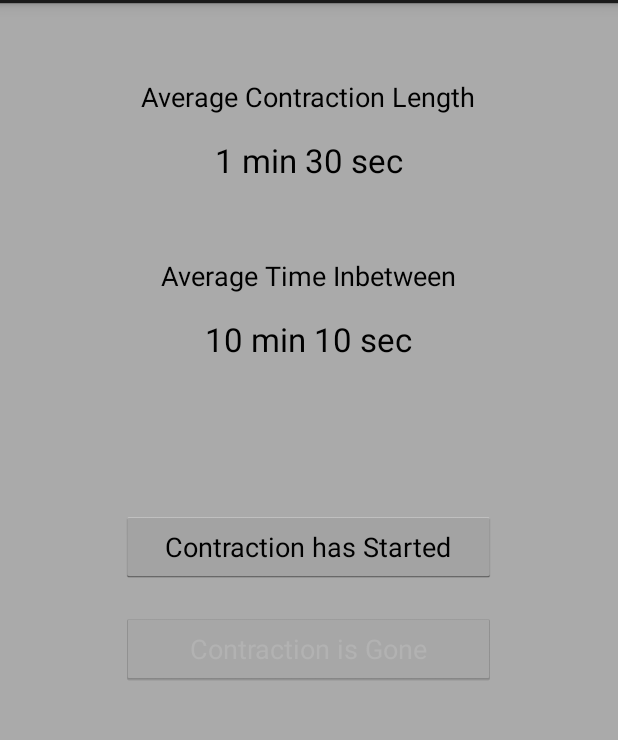
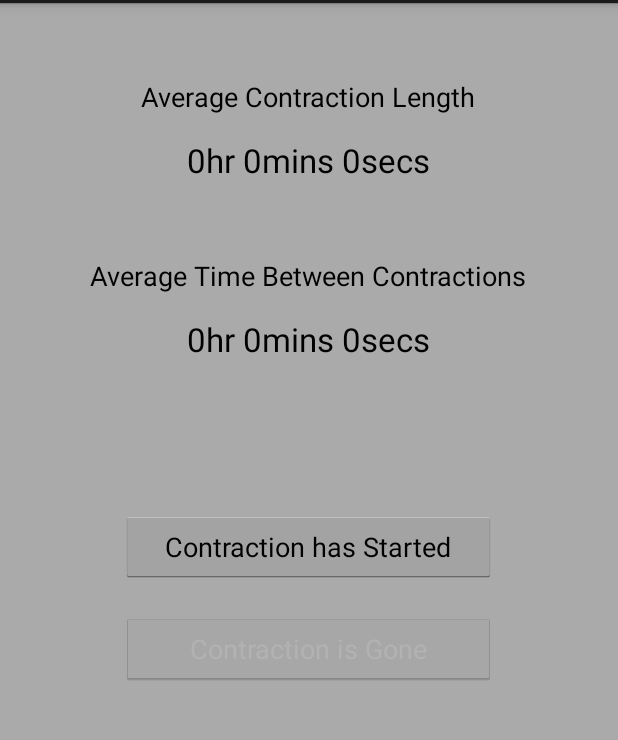
Before and after one commit to b67416/apd2, an Android app: the fragment ContractionsFragment shown on its own in the app's theme, after a tap on "Contraction is Gone", on a phone screen of 412 x 824 dp, the part 69-809 px from its top. Run offline under Robolectric (Android 15) with nearby library versions, the phone set to English and light mode, and no system bars; libraries missing offline, so code that uses them is left out: com.jjoe64.graphview; 3 statements that could not run were skipped; 1 other tap on this screen came first.

Commit message:
added averages for contractions

```diff
--- a/PreggoPrep/app/src/main/java/com/ryanwahle/preggoprep/ContractionsFragment.java
+++ b/PreggoPrep/app/src/main/java/com/ryanwahle/preggoprep/ContractionsFragment.java
@@ -12,6 +12,7 @@ import android.view.View;
 import android.view.ViewGroup;
 import android.widget.Button;
 import android.widget.RelativeLayout;
+import android.widget.TextView;
 import android.widget.Toast;
 
 import com.jjoe64.graphview.GraphView;
@@ -23,8 +24,8 @@ public class ContractionsFragment extends Fragment {
     private SQLiteDatabase preggoPrepDatabase = null;
     private String contractionStartTimeStampFromDBString = null;
 
-    private RelativeLayout graphViewLayout = null;
-    private GraphView graphView = null;
+    private TextView averageContractionsTextView = null;
+    private TextView averageBetweenContractionsTextView = null;
 
     public static ContractionsFragment newInstance(int sectionNumber) {
         ContractionsFragment fragment = new ContractionsFragment();
@@ -41,6 +42,10 @@ public class ContractionsFragment extends Fragment {
     public View onCreateView(LayoutInflater inflater, ViewGroup container,
                              Bundle savedInstanceState) {
         View rootView = inflater.inflate(R.layout.fragment_contractions, container, false);
+
+        // Links to TextViews
+        averageContractionsTextView = (TextView) rootView.findViewById(R.id.contractions_textView_averageContractions);
+        averageBetweenContractionsTextView = (TextView) rootView.findViewById(R.id.contractions_textView_averageBetweenContractions);
 
         // Setup both buttons onClick
         final Button contractionStartButton = (Button) rootView.findViewById(R.id.buttonContractionStart);
@@ -83,29 +88,47 @@ public class ContractionsFragment extends Fragment {
 
         getContractionsFromDB();
 
-        // Setup the graph view
-        graphViewLayout = (RelativeLayout) rootView.findViewById(R.id.contractions_chartPlaceholder);
-        graphView = new LineGraphView(getActivity(), "");
-
-        graphView.getGraphViewStyle().setNumHorizontalLabels(1);
-        graphView.getGraphViewStyle().setNumVerticalLabels(1);
-
-        graphViewLayout.addView(graphView);
-
-
         return rootView;
     }
 
     private void getContractionsFromDB () {
-        Cursor cursor = preggoPrepDatabase.rawQuery("SELECT * FROM contractions", new String[0]);
+        Cursor cursor = preggoPrepDatabase.rawQuery("SELECT strftime('%s',start) as startTime, strftime('%s',stop) as stopTime, strftime('%s',stop) - strftime('%s',start) as contractionTime FROM contractions", new String[0]);
+
+        Integer averageContractionsInteger = 0;
+        Integer averageBetweenContractionsInteger = 0;
+        Integer lastStopTime = 0;
 
         while (cursor.moveToNext()) {
-            Integer rowID = cursor.getInt(cursor.getColumnIndex("_id"));
-            String startContractionTimeStamp = cursor.getString(cursor.getColumnIndex("start"));
-            String stopContractionTimeStamp = cursor.getString(cursor.getColumnIndex("stop"));
+            Integer startContractionTimeStamp = cursor.getInt(cursor.getColumnIndex("startTime"));
+            Integer stopContractionTimeStamp = cursor.getInt(cursor.getColumnIndex("stopTime"));
+            Integer startStopDifference = cursor.getInt(cursor.getColumnIndex("contractionTime"));
 
-            Log.v("Contraction Entry Found", "ID: " + rowID + "\tStart Timestamp: " + startContractionTimeStamp + "\tStop Timestamp: " + stopContractionTimeStamp);
+            // Add the 'contraction time' running total
+            averageContractionsInteger = averageContractionsInteger + startStopDifference;
+
+            // Subtract the last stop time to this new start time and add to 'between contraction' running total.
+            if (lastStopTime != 0) {
+                averageBetweenContractionsInteger = averageBetweenContractionsInteger + (startContractionTimeStamp - lastStopTime);
+            }
+
+            Log.v("averageBetween", averageBetweenContractionsInteger.toString());
+
+            lastStopTime = stopContractionTimeStamp;
         }
+
+        averageContractionsInteger = averageContractionsInteger / cursor.getCount();
+        averageBetweenContractionsInteger = averageBetweenContractionsInteger / cursor.getCount();
+
+        averageContractionsTextView.setText(secondsToTimeString(averageContractionsInteger));
+        averageBetweenContractionsTextView.setText(secondsToTimeString(averageBetweenContractionsInteger));
+    }
+
+    private String secondsToTimeString(Integer inputSeconds) {
+        int seconds = (int) inputSeconds % 60;
+        int minutes = (int) ((inputSeconds / (60)) % 60);
+        int hours   = (int) ((inputSeconds / (60*60)) % 24);
+
+        return hours + "hr " + minutes + "mins " + seconds + "secs";
     }
 
     @Override
--- a/PreggoPrep/app/src/main/res/layout/fragment_contractions.xml
+++ b/PreggoPrep/app/src/main/res/layout/fragment_contractions.xml
@@ -19,7 +19,7 @@
         android:layout_height="wrap_content"
         android:textAppearance="?android:attr/textAppearanceLarge"
         android:text="1 min 30 sec"
-        android:id="@+id/textView"
+        android:id="@+id/contractions_textView_averageContractions"
         android:layout_gravity="center_horizontal"
         android:layout_marginTop="15dp" />
 
@@ -27,7 +27,7 @@
         android:layout_width="wrap_content"
         android:layout_height="wrap_content"
         android:textAppearance="?android:attr/textAppearanceMedium"
-        android:text="Average Time Inbetween"
+        android:text="Average Time Between Contractions"
         android:id="@+id/textView4"
         android:layout_gravity="center_horizontal"
         android:layout_marginTop="50dp" />
@@ -37,7 +37,7 @@
         android:layout_height="wrap_content"
         android:textAppearance="?android:attr/textAppearanceLarge"
         android:text="10 min 10 sec"
-        android:id="@+id/textView2"
+        android:id="@+id/contractions_textView_averageBetweenContractions"
         android:layout_gravity="center_horizontal"
         android:layout_marginTop="15dp" />
 
```
